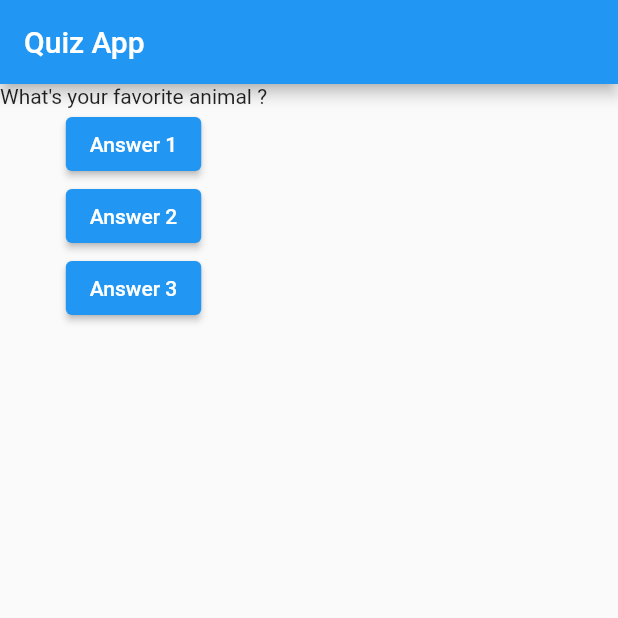
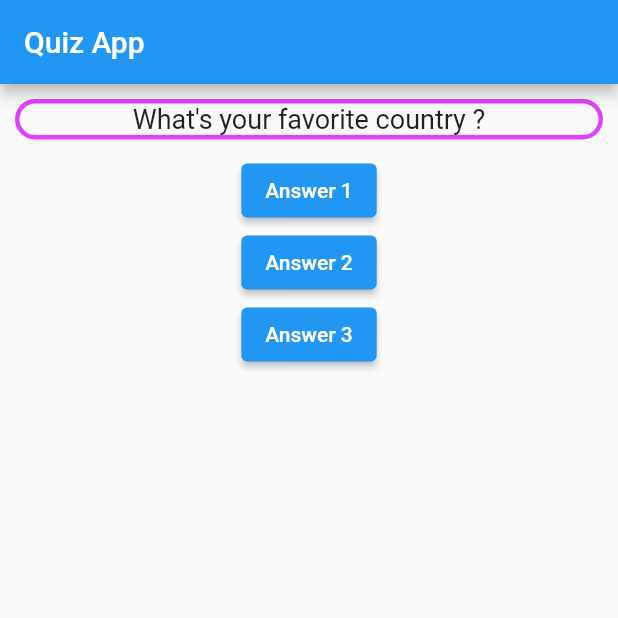
Before and after one commit to sabiarist/small_quiz, a Flutter app: the screen it shows after launch, after a tap on "Answer 1", after a tap on "Answer 3", on a phone screen of 412 x 824 dp, the top half of it. Run offline on Flutter 3.47's test engine with Material 2 defaults, Android fonts, the phone set to English and light mode, and no system bars.

Commit message:
question.dart separate Question class

```diff
--- a/lib/main.dart
+++ b/lib/main.dart
@@ -1,4 +1,5 @@
 import 'package:flutter/material.dart';
+import './question.dart';
 
 void main() => runApp(const MyApp());
 
@@ -10,13 +11,13 @@ class MyApp extends StatefulWidget {
 }
 
 class _MyAppState extends State<MyApp> {
-  var questionIndex = 0;
+  var _questionIndex = 0;
 
-  void answerQuestion() {
+  void _answerQuestion() {
     setState(() {
-      questionIndex = questionIndex + 1;
+      _questionIndex = _questionIndex + 1;
     });
-    print(questionIndex);
+    print(_questionIndex);
   }
 
   @override
@@ -24,6 +25,8 @@ class _MyAppState extends State<MyApp> {
     var questions = [
       'What\'s your favorite color ?',
       'What\'s your favorite animal ?',
+      'What\'s your favorite country ?',
+      'What\'s your favorite phone brand ?',
     ];
     return MaterialApp(
       home: Scaffold(
@@ -32,11 +35,11 @@ class _MyAppState extends State<MyApp> {
         ),
         body: Column(
           children: [
-            Text(
-              questions[questionIndex],
+            Question(
+              questions[_questionIndex],
             ),
             ElevatedButton(
-              onPressed: answerQuestion,
+              onPressed: _answerQuestion,
               child: const Text('Answer 1'),
             ),
             ElevatedButton(
@@ -45,7 +48,7 @@ class _MyAppState extends State<MyApp> {
             ),
             ElevatedButton(
               onPressed: () {
-                print('Answer 3 chosen');
+                _answerQuestion();
               },
               child: const Text('Answer 3'),
             ),
--- /dev/null
+++ b/lib/question.dart
@@ -0,0 +1,29 @@
+import 'package:flutter/material.dart';
+
+class Question extends StatelessWidget {
+  const Question(this.questionText, {Key? key}) : super(key: key);
+
+  final String questionText;
+
+  @override
+  Widget build(BuildContext context) {
+    return Container(
+      decoration: BoxDecoration(
+        border: Border.all(
+          color: Colors.purpleAccent,
+          width: 3.0,
+        ),
+        borderRadius: const BorderRadius.all(
+          Radius.circular(50),
+        ),
+      ),
+      width: double.infinity,
+      margin: const EdgeInsets.all(10),
+      child: Text(
+        questionText,
+        style: const TextStyle(fontSize: 18),
+        textAlign: TextAlign.center,
+      ),
+    );
+  }
+}
```
